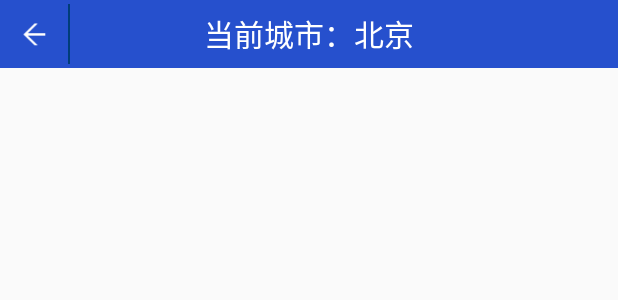
After one commit to CC1993/weatherAndroid, an Android app: the layout select_city.xml on its own in the app's theme, with its tools: preview values and no code run, on a phone screen of 412 x 824 dp. The commit adds this screen. Shown: the top 300 px of the screen. Run offline under Robolectric (Android 15) with nearby library versions, the phone set to English and light mode, and no system bars.

Commit message:
2016.10.23

```diff
--- a/app/src/main/AndroidManifest.xml
+++ b/app/src/main/AndroidManifest.xml
@@ -14,7 +14,8 @@
                 <action android:name="android.intent.action.MAIN" />
                 <category android:name="android.intent.category.LAUNCHER" />
             </intent-filter>
-        </activity><!-- ATTENTION: This was auto-generated to add Google Play services to your project for
+        </activity>
+        <activity android:name=".SelectCity" /><!-- ATTENTION: This was auto-generated to add Google Play services to your project for
      App Indexing.  See https://g.co/AppIndexing/AndroidStudio for more information. -->
         <meta-data
             android:name="com.google.android.gms.version"
--- /dev/null
+++ b/app/src/main/res/layout/select_city.xml
@@ -0,0 +1,35 @@
+<?xml version="1.0" encoding="utf-8"?>
+<RelativeLayout xmlns:android="http://schemas.android.com/apk/res/android"
+    android:layout_width="match_parent"
+    android:layout_height="match_parent">
+
+    <RelativeLayout
+        android:layout_width="fill_parent"
+        android:layout_height="45.0dip"
+        android:background="#2650cd">
+        <TextView
+            android:id="@+id/title_name"
+            android:layout_width="fill_parent"
+            android:layout_height="fill_parent"
+            android:gravity="center"
+            android:text="当前城市：北京"
+            android:textColor="#ffffffff"
+            android:textSize="20.0dip"/>
+        <ImageView
+            android:id="@+id/title_back"
+            android:layout_width="45.0dip"
+            android:layout_height="45.0dip"
+            android:layout_alignParentLeft="true"
+            android:layout_centerVertical="true"
+            android:src="@drawable/base_action_bar_back_normal"/>
+        <ImageView
+            android:layout_width="1.0dip"
+            android:layout_height="40dip"
+            android:layout_centerVertical="true"
+            android:layout_gravity="center"
+            android:layout_toRightOf="@id/title_back"
+            android:background="#003d79"
+            android:gravity="center"/>
+    </RelativeLayout>
+
+</RelativeLayout>
--- a/app/src/main/res/layout/weather_info.xml
+++ b/app/src/main/res/layout/weather_info.xml
@@ -21,7 +21,7 @@
             android:layout_height="40dip"
             android:layout_marginTop="2.0dip"
             android:layout_toRightOf="@id/title_city_manager"
-            android:background="#A71717" />
+            android:background="#003d79" />
 
         <TextView
             android:id="@+id/title_city_name"
--- a/build.gradle
+++ b/build.gradle
@@ -5,7 +5,7 @@ buildscript {
         jcenter()
     }
     dependencies {
-        classpath 'com.android.tools.build:gradle:2.2.1'
+        classpath 'com.android.tools.build:gradle:2.2.2'
 
         // NOTE: Do not place your application dependencies here; they belong
         // in the individual module build.gradle files
```
Also changed, not shown: app/src/main/java/com/example/houzhe/weatheronclass/MainActivity.java (+36 -8 lines), app/src/main/java/com/example/houzhe/weatheronclass/SelectCity.java (added, +40 -0 lines), app/src/main/res/drawable/base_action_bar_back_normal.png (added).
